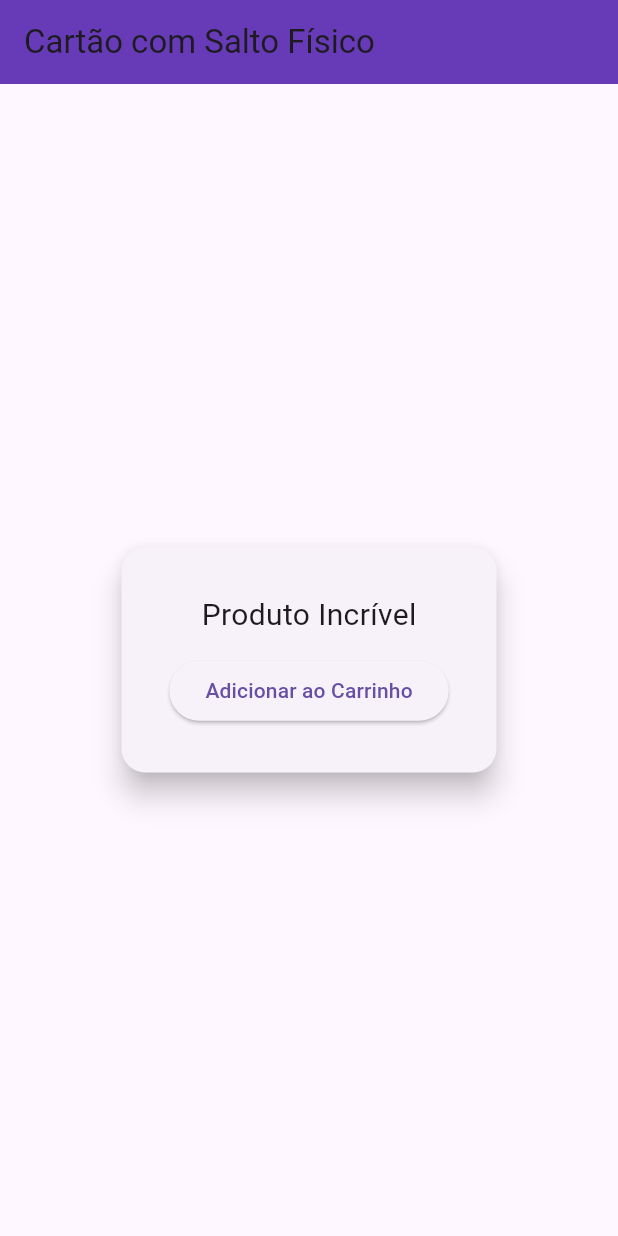
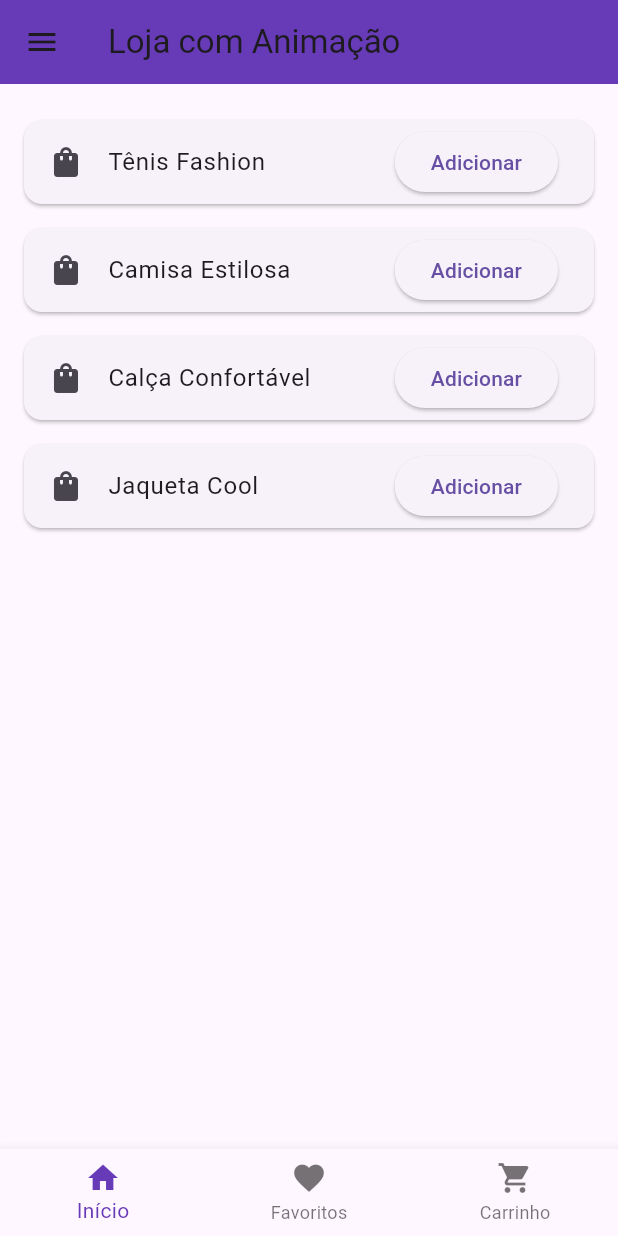
Before and after one commit to ErikMazzuco/atividade2, a Flutter app: the screen it shows after launch, on a phone screen of 412 x 824 dp. Run offline on Flutter 3.47's test engine with Material 3 defaults, Android fonts, the phone set to English and light mode, and no system bars.

Commit message:
animação shop

```diff
--- a/lib/main.dart
+++ b/lib/main.dart
@@ -11,45 +11,221 @@ class MyApp extends StatelessWidget {
   @override
   Widget build(BuildContext context) {
     return const MaterialApp(
-      debugShowCheckedModeBanner: false, // Tira a faixa vermelha de DEBUG
-      home: ProductPage(),
+      debugShowCheckedModeBanner: false,
+      home: MainApp(),
     );
   }
 }
 
-class ProductPage extends StatefulWidget {
-  const ProductPage({super.key});
+class MainApp extends StatefulWidget {
+  const MainApp({super.key});
 
   @override
-  State<ProductPage> createState() => _ProductPageState();
+  State<MainApp> createState() => _MainAppState();
 }
 
-class _ProductPageState extends State<ProductPage>
-    with SingleTickerProviderStateMixin {
+class _MainAppState extends State<MainApp> {
+  int _selectedIndex = 0;
+  final List<String> cartItems = [];
+
+  void _onNavTapped(int index) {
+    setState(() {
+      _selectedIndex = index;
+    });
+  }
+
+  void _onDrawerSelected(int index) {
+    Navigator.pop(context); // Fecha o menu
+    _onNavTapped(index);
+  }
+
+  void _addToCart(String productName, GlobalKey imageKey) async {
+    final overlay = Overlay.of(context);
+    final renderBox = imageKey.currentContext?.findRenderObject() as RenderBox?;
+    final startOffset = renderBox?.localToGlobal(Offset.zero);
+
+    if (startOffset == null || overlay == null) return;
+
+    final endOffset = Offset(MediaQuery.of(context).size.width - 60, MediaQuery.of(context).size.height - 60);
+
+    final overlayEntry = OverlayEntry(
+      builder: (context) {
+        return _FlyingItem(
+          startPosition: startOffset,
+          endPosition: endOffset,
+        );
+      },
+    );
+
+    overlay.insert(overlayEntry);
+
+    await Future.delayed(const Duration(milliseconds: 600));
+    overlayEntry.remove();
+
+    setState(() {
+      cartItems.add(productName);
+    });
+  }
+
+  @override
+  Widget build(BuildContext context) {
+    final pages = [
+      HomePage(onAddToCart: _addToCart),
+      const FavoritesPage(),
+      CartPage(cartItems: cartItems),
+    ];
+
+    return Scaffold(
+      appBar: AppBar(
+        title: const Text('Loja com Animação'),
+        backgroundColor: Colors.deepPurple,
+      ),
+      drawer: Drawer(
+        child: ListView(
+          children: [
+            const DrawerHeader(
+              decoration: BoxDecoration(color: Colors.deepPurple),
+              child: Text('Menu', style: TextStyle(color: Colors.white, fontSize: 24)),
+            ),
+            ListTile(
+              leading: const Icon(Icons.home),
+              title: const Text('Início'),
+              onTap: () => _onDrawerSelected(0),
+            ),
+            ListTile(
+              leading: const Icon(Icons.favorite),
+              title: const Text('Favoritos'),
+              onTap: () => _onDrawerSelected(1),
+            ),
+            ListTile(
+              leading: const Icon(Icons.shopping_cart),
+              title: const Text('Carrinho'),
+              onTap: () => _onDrawerSelected(2),
+            ),
+          ],
+        ),
+      ),
+      body: IndexedStack(
+        index: _selectedIndex,
+        children: pages,
+      ),
+      bottomNavigationBar: BottomNavigationBar(
+        currentIndex: _selectedIndex,
+        selectedItemColor: Colors.deepPurple,
+        onTap: _onNavTapped,
+        items: const [
+          BottomNavigationBarItem(icon: Icon(Icons.home), label: "Início"),
+          BottomNavigationBarItem(icon: Icon(Icons.favorite), label: "Favoritos"),
+          BottomNavigationBarItem(icon: Icon(Icons.shopping_cart), label: "Carrinho"),
+        ],
+      ),
+    );
+  }
+}
+
+class HomePage extends StatelessWidget {
+  final Function(String, GlobalKey) onAddToCart;
+
+  const HomePage({super.key, required this.onAddToCart});
+
+  @override
+  Widget build(BuildContext context) {
+    final products = ["Tênis Fashion", "Camisa Estilosa", "Calça Confortável", "Jaqueta Cool"];
+    return ListView.builder(
+      padding: const EdgeInsets.all(16),
+      itemCount: products.length,
+      itemBuilder: (context, index) {
+        final key = GlobalKey();
+        return Card(
+          margin: const EdgeInsets.symmetric(vertical: 8),
+          child: ListTile(
+            leading: Icon(Icons.shopping_bag, key: key),
+            title: Text(products[index]),
+            trailing: ElevatedButton(
+              onPressed: () => onAddToCart(products[index], key),
+              child: const Text("Adicionar"),
+            ),
+          ),
+        );
+      },
+    );
+  }
+}
+
+class FavoritesPage extends StatelessWidget {
+  const FavoritesPage({super.key});
+
+  @override
+  Widget build(BuildContext context) {
+    return const Center(
+      child: Text("Nenhum favorito ainda 🫶", style: TextStyle(fontSize: 20)),
+    );
+  }
+}
+
+class CartPage extends StatelessWidget {
+  final List<String> cartItems;
+
+  const CartPage({super.key, required this.cartItems});
+
+  @override
+  Widget build(BuildContext context) {
+    return ListView(
+      padding: const EdgeInsets.all(16),
+      children: cartItems
+          .map((item) => ListTile(
+                leading: const Icon(Icons.check),
+                title: Text(item),
+              ))
+          .toList(),
+    );
+  }
+}
+
+class _FlyingItem extends StatefulWidget {
+  final Offset startPosition;
+  final Offset endPosition;
+
+  const _FlyingItem({
+    required this.startPosition,
+    required this.endPosition,
+  });
+
+  @override
+  State<_FlyingItem> createState() => _FlyingItemState();
+}
+
+class _FlyingItemState extends State<_FlyingItem> with SingleTickerProviderStateMixin {
   late AnimationController _controller;
-  late SpringSimulation _spring;
+  late Animation<Offset> _animation;
 
   @override
   void initState() {
     super.initState();
+    _controller = AnimationController(duration: const Duration(milliseconds: 600), vsync: this);
 
-    // Cria a animação física com mola
-    _spring = SpringSimulation(
-      SpringDescription(
-        mass: 1,
-        stiffness: 100,
-        damping: 10,
-      ),
-      0,
-      1,
-      0,
-    );
+    _animation = Tween<Offset>(
+      begin: widget.startPosition,
+      end: widget.endPosition,
+    ).animate(CurvedAnimation(parent: _controller, curve: Curves.easeInOut));
 
-    _controller = AnimationController.unbounded(vsync: this);
+    _controller.forward();
   }
 
-  void _addToCart() {
-    _controller.animateWith(_spring);
+  @override
+  Widget build(BuildContext context) {
+    return Positioned.fill(
+      child: AnimatedBuilder(
+        animation: _controller,
+        builder: (_, __) {
+          return Positioned(
+            top: _animation.value.dy,
+            left: _animation.value.dx,
+            child: const Icon(Icons.shopping_bag, size: 32, color: Colors.deepPurple),
+          );
+        },
+      ),
+    );
   }
 
   @override
@@ -57,47 +233,4 @@ class _ProductPageState extends State<ProductPage>
     _controller.dispose();
     super.dispose();
   }
-
-  @override
-  Widget build(BuildContext context) {
-    return Scaffold(
-      appBar: AppBar(
-        title: const Text("Cartão com Salto Físico"),
-        backgroundColor: Colors.deepPurple,
-      ),
-      body: Center(
-        child: AnimatedBuilder(
-          animation: _controller,
-          builder: (context, child) {
-            return Transform.translate(
-              offset: Offset(0, -100 * _controller.value),
-              child: child,
-            );
-          },
-          child: Card(
-            elevation: 8,
-            shape: RoundedRectangleBorder(
-              borderRadius: BorderRadius.circular(16),
-            ),
-            child: SizedBox(
-              width: 250,
-              height: 150,
-              child: Column(
-                mainAxisAlignment: MainAxisAlignment.center,
-                children: [
-                  const Text("Produto Incrível",
-                      style: TextStyle(fontSize: 20)),
-                  const SizedBox(height: 12),
-                  ElevatedButton(
-                    onPressed: _addToCart,
-                    child: const Text("Adicionar ao Carrinho"),
-                  ),
-                ],
-              ),
-            ),
-          ),
-        ),
-      ),
-    );
-  }
 }
```
